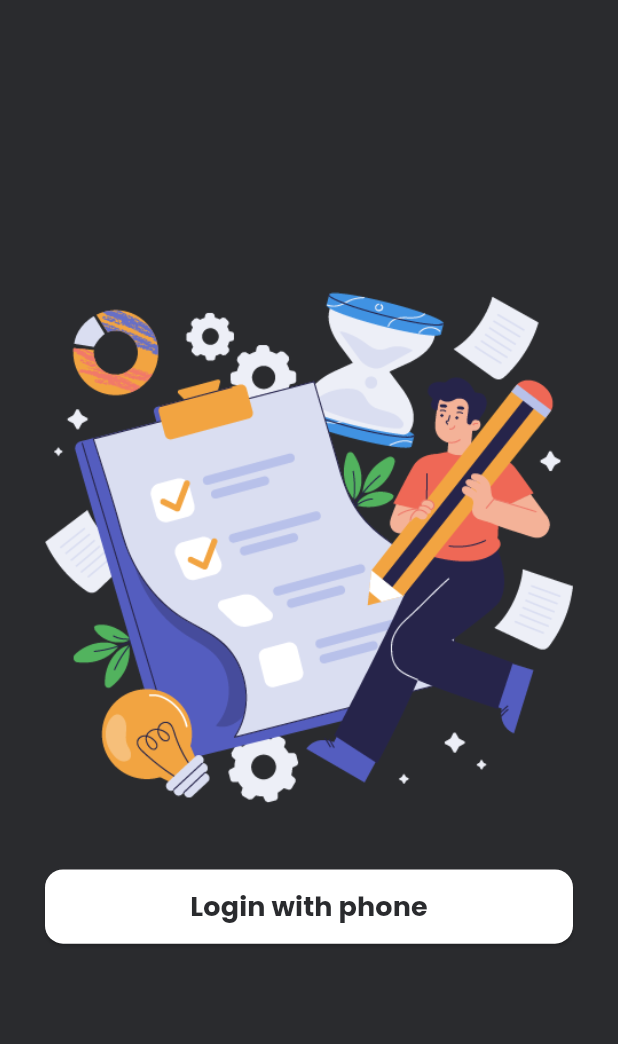
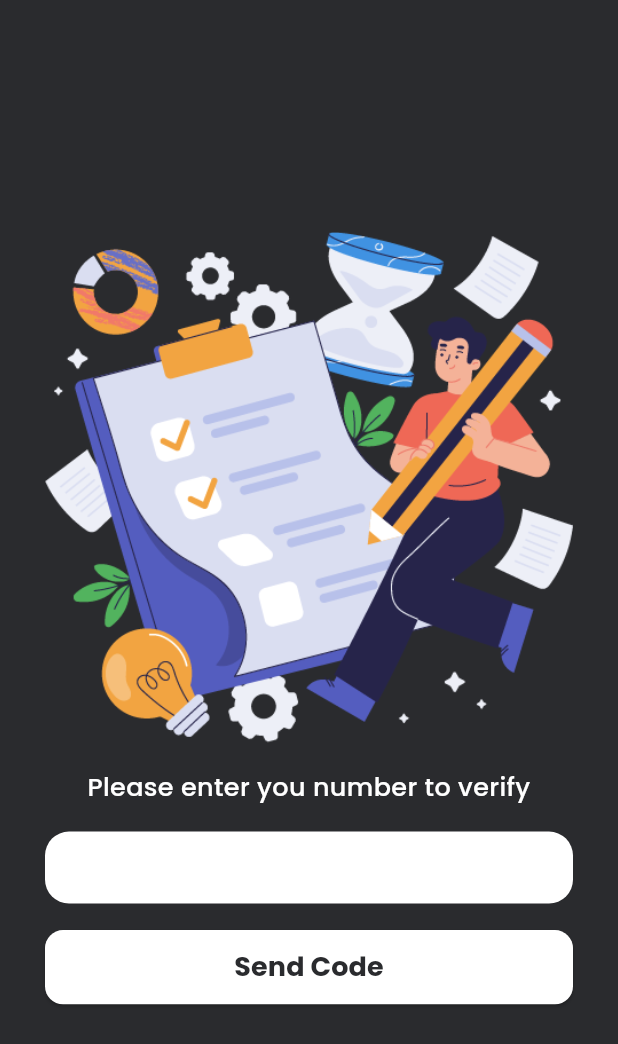
Before and after one commit to muntazir143/todo_riverpod, a Flutter app: the SecondPage widget shown alone on an empty page, opened directly, after a tap on "Login with phone", on a phone screen of 412 x 824 dp. Shown: the top 1044 px of the screen. Run offline on Flutter 3.47's test engine with Material 3 defaults, Android fonts, the phone set to English and light mode, and no system bars; our stand-ins replace flutter_screenutil, google_fonts, pinput, smooth_page_indicator.

Commit message:
authentication screens and use of pinput

```diff
--- /dev/null
+++ b/lib/features/authentication/views/signin_screen.dart
@@ -0,0 +1,68 @@
+import 'package:flutter/material.dart';
+import 'package:google_fonts/google_fonts.dart';
+import 'package:todo_riverpod/core/common/widgets/round_button.dart';
+import 'package:todo_riverpod/core/common/widgets/white_space.dart';
+import 'package:todo_riverpod/core/res/color_res.dart';
+import 'package:todo_riverpod/core/res/image_res.dart';
+import 'package:todo_riverpod/features/authentication/views/otp_verification_screen.dart';
+
+class SignInScreen extends StatelessWidget {
+  const SignInScreen({super.key});
+
+  @override
+  Widget build(BuildContext context) {
+    final border = OutlineInputBorder(
+        borderSide: BorderSide.none, borderRadius: BorderRadius.circular(16));
+    return Scaffold(
+      body: SafeArea(
+        child: Center(
+          child: ListView(
+            padding: const EdgeInsets.symmetric(horizontal: 30),
+            physics: const PageScrollPhysics(),
+            shrinkWrap: true,
+            children: [
+              Image.asset(ImageRes.todo),
+              const WhiteSpace(height: 20),
+              Text(
+                'Please enter you number to verify',
+                textAlign: TextAlign.center,
+                style: GoogleFonts.poppins(
+                  fontSize: 17,
+                  color: ColorsRes.light,
+                  fontWeight: FontWeight.w500,
+                ),
+              ),
+              const WhiteSpace(height: 20),
+              TextField(
+                keyboardType: TextInputType.phone,
+                style: GoogleFonts.poppins(
+                  fontSize: 18,
+                  color: ColorsRes.darkBackground,
+                  fontWeight: FontWeight.bold,
+                ),
+                decoration: InputDecoration(
+                  filled: true,
+                  contentPadding:
+                      const EdgeInsets.symmetric(horizontal: 16, vertical: 8),
+                  fillColor: ColorsRes.light,
+                  focusedBorder: border,
+                  enabledBorder: border,
+                ),
+              ),
+              const WhiteSpace(height: 20),
+              RoundButton(
+                text: 'Send Code',
+                onPressed: () {
+                  Navigator.push(
+                      context,
+                      MaterialPageRoute(
+                          builder: (_) => const OTPVerificationScreen()));
+                },
+              ),
+            ],
+          ),
+        ),
+      ),
+    );
+  }
+}
--- a/lib/features/onboarding/views/onboarding_screen.dart
+++ b/lib/features/onboarding/views/onboarding_screen.dart
@@ -1,6 +1,5 @@
 import 'package:flutter/material.dart';
 import 'package:smooth_page_indicator/smooth_page_indicator.dart';
-import 'package:todo_riverpod/core/common/widgets/fading_text.dart';
 import 'package:todo_riverpod/core/res/color_res.dart';
 import 'package:todo_riverpod/features/onboarding/views/widgets/first_page.dart';
 import 'package:todo_riverpod/features/onboarding/views/widgets/second_page.dart';
--- a/lib/features/onboarding/views/widgets/second_page.dart
+++ b/lib/features/onboarding/views/widgets/second_page.dart
@@ -2,6 +2,7 @@ import 'package:flutter/material.dart';
 import 'package:todo_riverpod/core/common/widgets/round_button.dart';
 import 'package:todo_riverpod/core/common/widgets/white_space.dart';
 import 'package:todo_riverpod/core/res/image_res.dart';
+import 'package:todo_riverpod/features/authentication/views/signin_screen.dart';
 
 class SecondPage extends StatelessWidget {
   const SecondPage({super.key});
@@ -17,7 +18,10 @@ class SecondPage extends StatelessWidget {
           const WhiteSpace(height: 50),
           RoundButton(
             text: 'Login with phone',
-            onPressed: () {},
+            onPressed: () {
+              Navigator.pushReplacement(context,
+                  MaterialPageRoute(builder: (_) => const SignInScreen()));
+            },
           )
         ],
       ),
--- a/lib/main.dart
+++ b/lib/main.dart
@@ -20,7 +20,8 @@ class MyApp extends StatelessWidget {
         return MaterialApp(
           title: 'Flutter Demo',
           theme: ThemeData(
-            colorScheme: ColorScheme.fromSeed(seedColor: Colors.deepPurple),
+            colorScheme:
+                ColorScheme.fromSeed(seedColor: Colors.lightBlueAccent),
             scaffoldBackgroundColor: ColorsRes.darkBackground,
             useMaterial3: true,
           ),
--- a/pubspec.yaml
+++ b/pubspec.yaml
@@ -38,6 +38,7 @@ dependencies:
   flutter_screenutil: ^5.9.0
   google_fonts: ^6.1.0
   smooth_page_indicator: ^1.1.0
+  pinput: ^3.0.1
 
 dev_dependencies:
   flutter_test:
@@ -48,7 +49,7 @@ dev_dependencies:
   # activated in the `analysis_options.yaml` file located at the root of your
   # package. See that file for information about deactivating specific lint
   # rules and activating additional ones.
-  flutter_lints: ^2.0.0
+  flutter_lints: ^3.0.1
 
 # For information on the generic Dart part of this file, see the
 # following page: https://dart.dev/tools/pub/pubspec
```
Also changed, not shown: lib/features/authentication/views/otp_verification_screen.dart (added, +32 -0 lines), pubspec.lock, 5 other files.
